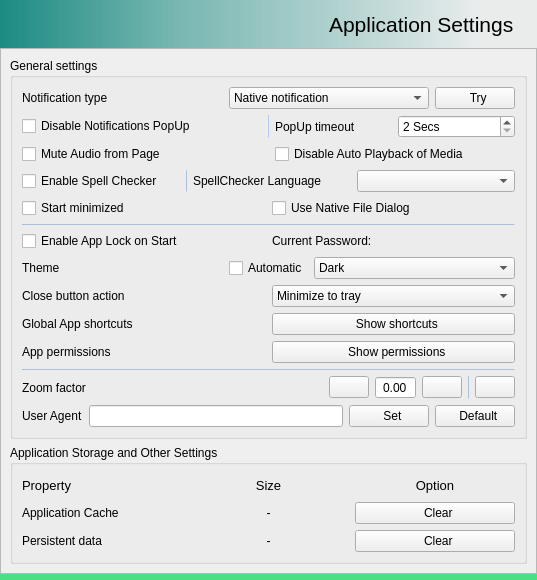
The window that src/settingswidget.ui (keshavbhatt/whatsie) describes before a commit, drawn with Qt 5.
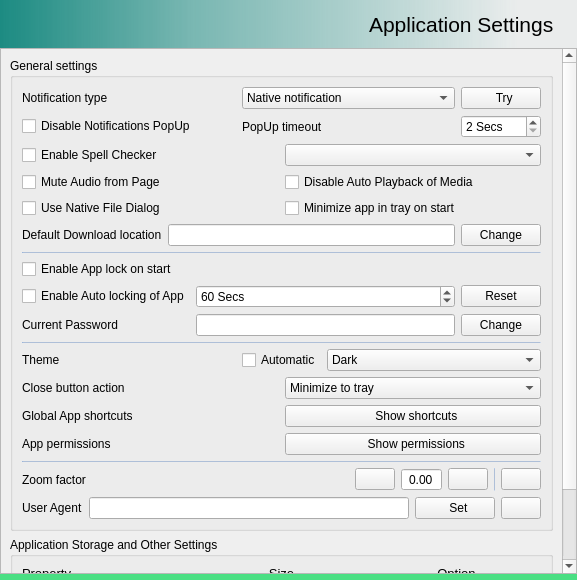
The same window after the commit. Icons and pictures are not drawn.

```diff
--- a/src/settingswidget.ui
+++ b/src/settingswidget.ui
@@ -6,7 +6,7 @@
    <rect>
     <x>0</x>
     <y>0</y>
-    <width>537</width>
+    <width>577</width>
     <height>580</height>
    </rect>
   </property>
@@ -98,8 +98,8 @@
        <rect>
         <x>0</x>
         <y>0</y>
-        <width>521</width>
-        <height>592</height>
+        <width>566</width>
+        <height>685</height>
        </rect>
       </property>
       <layout class="QVBoxLayout" name="verticalLayout_5">
@@ -109,16 +109,34 @@
           <string>General settings</string>
          </property>
          <layout class="QGridLayout" name="gridLayout_4">
+          <item row="6" column="0">
+           <widget class="Line" name="line_3">
+            <property name="minimumSize">
+             <size>
+              <width>0</width>
+              <height>1</height>
+             </size>
+            </property>
+            <property name="maximumSize">
+             <size>
+              <width>16777215</width>
+              <height>1</height>
+             </size>
+            </property>
+            <property name="styleSheet">
+             <string notr="true">background-color: rgba(63, 129, 216, 48);</string>
+            </property>
+            <property name="frameShadow">
+             <enum>QFrame::Raised</enum>
+            </property>
+            <property name="orientation">
+             <enum>Qt::Horizontal</enum>
+            </property>
+           </widget>
+          </item>
           <item row="8" column="0">
-           <layout class="QHBoxLayout" name="horizontalLayout">
-            <item>
-             <widget class="QLabel" name="label">
-              <property name="text">
-               <string>Close button action</string>
-              </property>
-             </widget>
-            </item>
-            <item>
+           <layout class="QGridLayout" name="gridLayout_6">
+            <item row="0" column="1">
              <widget class="QComboBox" name="closeButtonActionComboBox">
               <item>
                <property name="text">
@@ -140,64 +158,79 @@
               </item>
              </widget>
             </item>
+            <item row="1" column="0">
+             <widget class="QLabel" name="label_9">
+              <property name="text">
+               <string>Global App shortcuts</string>
+              </property>
+             </widget>
+            </item>
+            <item row="0" column="0">
+             <widget class="QLabel" name="label">
+              <property name="text">
+               <string>Close button action</string>
+              </property>
+             </widget>
+            </item>
+            <item row="1" column="1">
+             <widget class="QPushButton" name="showShortcutsButton">
+              <property name="text">
+               <string>  Show shortcuts</string>
+              </property>
+              <property name="icon">
+               <iconset resource="icons.qrc">
+                <normaloff>:/icons/share-forward-line.png</normaloff>:/icons/share-forward-line.png</iconset>
+              </property>
+             </widget>
+            </item>
+            <item row="2" column="0">
+             <widget class="QLabel" name="label_10">
+              <property name="text">
+               <string>App permissions</string>
+              </property>
+             </widget>
+            </item>
+            <item row="2" column="1">
+             <widget class="QPushButton" name="showPermissionsButton">
+              <property name="text">
+               <string>  Show permissions</string>
+              </property>
+              <property name="icon">
+               <iconset resource="icons.qrc">
+                <normaloff>:/icons/categories/security.png</normaloff>:/icons/categories/security.png</iconset>
+              </property>
+             </widget>
+            </item>
            </layout>
           </item>
-          <item row="5" column="0">
-           <layout class="QHBoxLayout" name="horizontalLayout_4">
-            <property name="topMargin">
-             <number>0</number>
+          <item row="9" column="0">
+           <widget class="Line" name="line_4">
+            <property name="minimumSize">
+             <size>
+              <width>0</width>
+              <height>1</height>
+             </size>
             </property>
-            <item>
-             <widget class="QCheckBox" name="applock_checkbox">
-              <property name="toolTip">
-               <string>&lt;html&gt;&lt;head/&gt;&lt;body&gt;&lt;p&gt;Enable application lock screen.&lt;/p&gt;&lt;/body&gt;&lt;/html&gt;</string>
-              </property>
-              <property name="text">
-               <string>Enable App Lock on Start</string>
-              </property>
-             </widget>
-            </item>
-            <item>
-             <widget class="QLabel" name="current_password">
-              <property name="text">
-               <string>Current Password:</string>
-              </property>
-             </widget>
-            </item>
-           </layout>
+            <property name="maximumSize">
+             <size>
+              <width>16777215</width>
+              <height>1</height>
+             </size>
+            </property>
+            <property name="styleSheet">
+             <string notr="true">background-color: rgba(63, 129, 216, 48);</string>
+            </property>
+            <property name="frameShadow">
+             <enum>QFrame::Raised</enum>
+            </property>
+            <property name="orientation">
+             <enum>Qt::Horizontal</enum>
+            </property>
+           </widget>
           </item>
           <item row="1" column="0">
            <layout class="QGridLayout" name="gridLayout">
-            <item row="0" column="1">
-             <widget class="Line" name="line_3">
-              <property name="minimumSize">
-               <size>
-                <width>1</width>
-                <height>0</height>
-               </size>
-              </property>
-              <property name="maximumSize">
-               <size>
-                <width>1</width>
-                <height>16777215</height>
-               </size>
-              </property>
-              <property name="styleSheet">
-               <string notr="true">background-color: rgba(63, 129, 216, 48);</string>
-              </property>
-              <property name="orientation">
-               <enum>Qt::Vertical</enum>
-              </property>
-             </widget>
-            </item>
-            <item row="0" column="0">
-             <widget class="QCheckBox" name="notificationCheckBox">
-              <property name="text">
-               <string>Disable Notifications PopUp</string>
-              </property>
-             </widget>
-            </item>
-            <item row="1" column="2">
+            <item row="2" column="1">
              <widget class="QCheckBox" name="autoPlayMediaCheckBox">
               <property name="text">
                <string>Disable Auto Playback of Media</string>
@@ -205,143 +238,78 @@
              </widget>
             </item>
             <item row="1" column="0">
-             <widget class="QCheckBox" name="muteAudioCheckBox">
+             <widget class="QCheckBox" name="enableSpellCheck">
               <property name="text">
-               <string>Mute Audio from Page</string>
+               <string>Enable Spell Checker</string>
               </property>
              </widget>
             </item>
-            <item row="0" column="2">
-             <layout class="QHBoxLayout" name="horizontalLayout_9">
-              <item>
-               <widget class="QLabel" name="label_14">
-                <property name="text">
-                 <string>PopUp timeout</string>
-                </property>
-               </widget>
-              </item>
-              <item>
-               <widget class="QSpinBox" name="notificationTimeOutspinBox">
-                <property name="suffix">
-                 <string> Secs</string>
-                </property>
-                <property name="minimum">
-                 <number>2</number>
-                </property>
-                <property name="maximum">
-                 <number>20</number>
-                </property>
-               </widget>
-              </item>
-             </layout>
-            </item>
-           </layout>
-          </item>
-          <item row="4" column="0">
-           <widget class="Line" name="line_2">
-            <property name="minimumSize">
-             <size>
-              <width>0</width>
-              <height>1</height>
-             </size>
-            </property>
-            <property name="maximumSize">
-             <size>
-              <width>16777215</width>
-              <height>1</height>
-             </size>
-            </property>
-            <property name="styleSheet">
-             <string notr="true">background-color: rgba(63, 129, 216, 48);</string>
-            </property>
-            <property name="frameShadow">
-             <enum>QFrame::Raised</enum>
-            </property>
-            <property name="orientation">
-             <enum>Qt::Horizontal</enum>
-            </property>
-           </widget>
-          </item>
-          <item row="3" column="0">
-           <layout class="QHBoxLayout" name="horizontalLayout_10">
-            <item>
+            <item row="3" column="1">
              <widget class="QCheckBox" name="startMinimized">
               <property name="text">
-               <string>Start minimized</string>
+               <string>Minimize app in tray on start</string>
               </property>
              </widget>
             </item>
-            <item>
+            <item row="3" column="0">
              <widget class="QCheckBox" name="useNativeFileDialog">
               <property name="text">
                <string>Use Native File Dialog</string>
               </property>
              </widget>
             </item>
-           </layout>
-          </item>
-          <item row="2" column="0">
-           <layout class="QHBoxLayout" name="horizontalLayout_5">
-            <item>
-             <widget class="QCheckBox" name="enableSpellCheck">
+            <item row="2" column="0">
+             <widget class="QCheckBox" name="muteAudioCheckBox">
               <property name="text">
-               <string>Enable Spell Checker</string>
+               <string>Mute Audio from Page</string>
               </property>
              </widget>
             </item>
-            <item>
-             <widget class="Line" name="line">
-              <property name="minimumSize">
-               <size>
-                <width>1</width>
-                <height>0</height>
-               </size>
+            <item row="1" column="1">
+             <widget class="QComboBox" name="dictComboBox">
+              <property name="toolTip">
+               <string>Spell checker Language</string>
               </property>
-              <property name="maximumSize">
-               <size>
-                <width>1</width>
-                <height>16777215</height>
-               </size>
+             </widget>
+            </item>
+           </layout>
+          </item>
+          <item row="5" column="0">
+           <layout class="QGridLayout" name="gridLayout_3">
+            <item row="0" column="0">
+             <widget class="QCheckBox" name="applock_checkbox">
+              <property name="toolTip">
+               <string>&lt;html&gt;&lt;head/&gt;&lt;body&gt;&lt;p&gt;Enable application lock screen.&lt;/p&gt;&lt;/body&gt;&lt;/html&gt;</string>
               </property>
-              <property name="styleSheet">
-               <string notr="true">background-color: rgba(63, 129, 216, 48);</string>
+              <property name="text">
+               <string>Enable App lock on start</string>
               </property>
-              <property name="frameShadow">
-               <enum>QFrame::Raised</enum>
-              </property>
-              <property name="orientation">
-               <enum>Qt::Vertical</enum>
-              </property>
              </widget>
             </item>
-            <item>
-             <widget class="QLabel" name="label_8">
+            <item row="2" column="1">
+             <widget class="QLineEdit" name="password">
               <property name="text">
-               <string>SpellChecker Language</string>
+               <string/>
               </property>
+              <property name="readOnly">
+               <bool>true</bool>
+              </property>
              </widget>
             </item>
-            <item>
-             <widget class="QComboBox" name="dictComboBox"/>
-            </item>
-           </layout>
-          </item>
-          <item row="10" column="0">
-           <layout class="QHBoxLayout" name="horizontalLayout_8">
-            <property name="topMargin">
-             <number>0</number>
-            </property>
-            <item>
-             <widget class="QLabel" name="label_10">
+            <item row="2" column="0">
+             <widget class="QLabel" name="current_password">
               <property name="text">
-               <string>App permissions</string>
+               <string>Current Password</string>
               </property>
              </widget>
             </item>
-            <item>
-             <widget class="QPushButton" name="showPermissionsButton">
+            <item row="2" column="2">
+             <widget class="QPushButton" name="pushButton">
+              <property name="toolTip">
+               <string>Change password</string>
+              </property>
               <property name="text">
-               <string>  Show permissions</string>
+               <string>Change</string>
               </property>
               <property name="icon">
                <iconset resource="icons.qrc">
@@ -349,21 +317,36 @@
               </property>
              </widget>
             </item>
-           </layout>
-          </item>
-          <item row="9" column="0">
-           <layout class="QHBoxLayout" name="horizontalLayout_6">
-            <item>
-             <widget class="QLabel" name="label_9">
+            <item row="1" column="0">
+             <widget class="QCheckBox" name="app_auto_lock">
               <property name="text">
-               <string>Global App shortcuts</string>
+               <string>Enable Auto locking of App</string>
               </property>
              </widget>
             </item>
-            <item>
-             <widget class="QPushButton" name="showShortcutsButton">
+            <item row="1" column="1">
+             <widget class="QSpinBox" name="autoLockDurationSpinbox">
+              <property name="suffix">
+               <string> Secs</string>
+              </property>
+              <property name="minimum">
+               <number>10</number>
+              </property>
+              <property name="maximum">
+               <number>14400</number>
+              </property>
+              <property name="value">
+               <number>60</number>
+              </property>
+             </widget>
+            </item>
+            <item row="1" column="2">
+             <widget class="QPushButton" name="pushButton_3">
+              <property name="toolTip">
+               <string>Change password</string>
+              </property>
               <property name="text">
-               <string>  Show shortcuts</string>
+               <string>Reset</string>
               </property>
               <property name="icon">
                <iconset resource="icons.qrc">
@@ -374,15 +357,8 @@
            </layout>
           </item>
           <item row="0" column="0">
-           <layout class="QHBoxLayout" name="horizontalLayout_11">
-            <item>
-             <widget class="QLabel" name="label_16">
-              <property name="text">
-               <string>Notification type</string>
-              </property>
-             </widget>
-            </item>
-            <item>
+           <layout class="QGridLayout" name="gridLayout_8">
+            <item row="0" column="1">
              <widget class="QComboBox" name="notificationCombo">
               <item>
                <property name="text">
@@ -404,7 +380,7 @@
               </item>
              </widget>
             </item>
-            <item>
+            <item row="0" column="2">
              <widget class="QPushButton" name="tryNotification">
               <property name="sizePolicy">
                <sizepolicy hsizetype="Maximum" vsizetype="Fixed">
@@ -421,34 +397,43 @@
               </property>
              </widget>
             </item>
+            <item row="0" column="0">
+             <widget class="QLabel" name="label_16">
+              <property name="text">
+               <string>Notification type</string>
+              </property>
+             </widget>
+            </item>
+            <item row="1" column="0">
+             <widget class="QCheckBox" name="notificationCheckBox">
+              <property name="text">
+               <string>Disable Notifications PopUp</string>
+              </property>
+             </widget>
+            </item>
+            <item row="1" column="1">
+             <widget class="QLabel" name="label_14">
+              <property name="text">
+               <string>PopUp timeout</string>
+              </property>
+             </widget>
+            </item>
+            <item row="1" column="2">
+             <widget class="QSpinBox" name="notificationTimeOutspinBox">
+              <property name="suffix">
+               <string> Secs</string>
+              </property>
+              <property name="minimum">
+               <number>2</number>
+              </property>
+              <property name="maximum">
+               <number>20</number>
+              </property>
+             </widget>
+            </item>
            </layout>
           </item>
           <item row="11" column="0">
-           <widget class="Line" name="line_4">
-            <property name="minimumSize">
-             <size>
-              <width>0</width>
-              <height>1</height>
-             </size>
-            </property>
-            <property name="maximumSize">
-             <size>
-              <width>16777215</width>
-              <height>1</height>
-             </size>
-            </property>
-            <property name="styleSheet">
-             <string notr="true">background-color: rgba(63, 129, 216, 48);</string>
-            </property>
-            <property name="frameShadow">
-             <enum>QFrame::Raised</enum>
-            </property>
-            <property name="orientation">
-             <enum>Qt::Horizontal</enum>
-            </property>
-           </widget>
-          </item>
-          <item row="13" column="0">
            <layout class="QHBoxLayout" name="horizontalLayout_3">
             <item>
              <widget class="QLabel" name="label_4">
@@ -474,7 +459,7 @@
             <item>
              <widget class="QPushButton" name="defaultUserAgentButton">
               <property name="text">
-               <string>  Default</string>
+               <string/>
               </property>
               <property name="icon">
                <iconset resource="icons.qrc">
@@ -485,15 +470,15 @@
            </layout>
           </item>
           <item row="7" column="0">
-           <layout class="QHBoxLayout" name="horizontalLayout_2">
-            <item>
+           <layout class="QGridLayout" name="gridLayout_5">
+            <item row="0" column="0">
              <widget class="QLabel" name="label_2">
               <property name="text">
                <string>Theme</string>
               </property>
              </widget>
             </item>
-            <item>
+            <item row="0" column="1">
              <widget class="QCheckBox" name="automaticThemeCheckBox">
               <property name="sizePolicy">
                <sizepolicy hsizetype="Maximum" vsizetype="Fixed">
@@ -509,7 +494,7 @@
               </property>
              </widget>
             </item>
-            <item>
+            <item row="0" column="2">
              <widget class="QComboBox" name="themeComboBox">
               <item>
                <property name="text">
@@ -533,7 +518,32 @@
             </item>
            </layout>
           </item>
-          <item row="12" column="0">
+          <item row="4" column="0">
+           <widget class="Line" name="line_2">
+            <property name="minimumSize">
+             <size>
+              <width>0</width>
+              <height>1</height>
+             </size>
+            </property>
+            <property name="maximumSize">
+             <size>
+              <width>16777215</width>
+              <height>1</height>
+             </size>
+            </property>
+            <property name="styleSheet">
+             <string notr="true">background-color: rgba(63, 129, 216, 48);</string>
+            </property>
+            <property name="frameShadow">
+             <enum>QFrame::Raised</enum>
+            </property>
+            <property name="orientation">
+             <enum>Qt::Horizontal</enum>
+            </property>
+           </widget>
+          </item>
+          <item row="10" column="0">
            <layout class="QHBoxLayout" name="horizontalLayout_12">
             <property name="topMargin">
              <number>0</number>
@@ -651,6 +661,44 @@
             </item>
            </layout>
           </item>
+          <item row="3" column="0">
+           <layout class="QGridLayout" name="gridLayout_7">
+            <item row="0" column="1">
+             <widget class="QLineEdit" name="lineEdit">
+              <property name="readOnly">
+               <bool>true</bool>
+              </property>
+             </widget>
+            </item>
+            <item row="0" column="0">
+             <widget class="QLabel" name="label_18">
+              <property name="text">
+               <string>Default Download location</string>
+              </property>
+             </widget>
+            </item>
+            <item row="0" column="2">
+             <widget class="QPushButton" name="pushButton_2">
+              <property name="sizePolicy">
+               <sizepolicy hsizetype="Maximum" vsizetype="Fixed">
+                <horstretch>0</horstretch>
+                <verstretch>0</verstretch>
+               </sizepolicy>
+              </property>
+              <property name="toolTip">
+               <string>Change Download Location</string>
+              </property>
+              <property name="text">
+               <string>Change</string>
+              </property>
+              <property name="icon">
+               <iconset resource="icons.qrc">
+                <normaloff>:/icons/folder-download-line.png</normaloff>:/icons/folder-download-line.png</iconset>
+              </property>
+             </widget>
+            </item>
+           </layout>
+          </item>
          </layout>
         </widget>
        </item>
```
Left out of the diff: 9 changed lines with no effect on the pictures.
